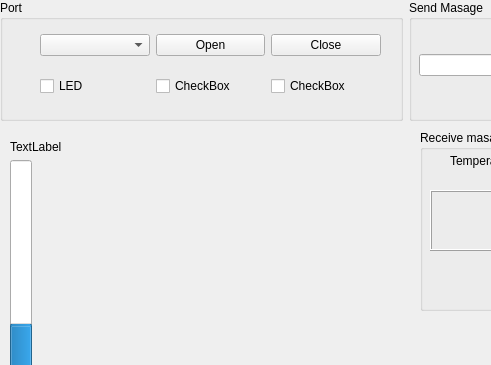
Qt form gui/d.ui (Suturin-Daniil/Autonomous_machine_stm32_project) before a commit; both pictures show x 0 to 491 and y 0 to 365 of the 817 by 492 pixel window.
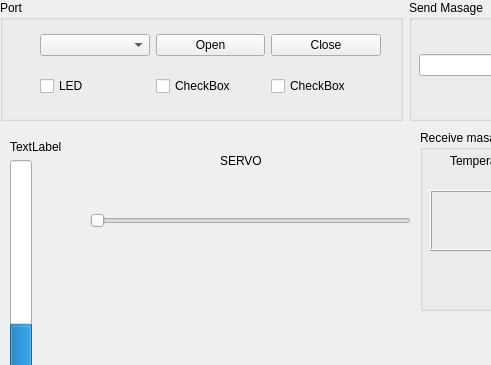
The same form after that commit.

Commit message: Changed the compass file, it works

```diff
--- a/gui/d.ui
+++ b/gui/d.ui
@@ -192,6 +192,35 @@
      </property>
     </widget>
    </widget>
+   <widget class="QSlider" name="servoSlider">
+    <property name="geometry">
+     <rect>
+      <x>90</x>
+      <y>180</y>
+      <width>321</width>
+      <height>81</height>
+     </rect>
+    </property>
+    <property name="maximum">
+     <number>90</number>
+    </property>
+    <property name="orientation">
+     <enum>Qt::Horizontal</enum>
+    </property>
+   </widget>
+   <widget class="QLabel" name="label_3">
+    <property name="geometry">
+     <rect>
+      <x>220</x>
+      <y>150</y>
+      <width>71</width>
+      <height>21</height>
+     </rect>
+    </property>
+    <property name="text">
+     <string>SERVO</string>
+    </property>
+   </widget>
   </widget>
   <widget class="QMenuBar" name="menubar">
    <property name="geometry">
```
The commit also changes 2 other files.
